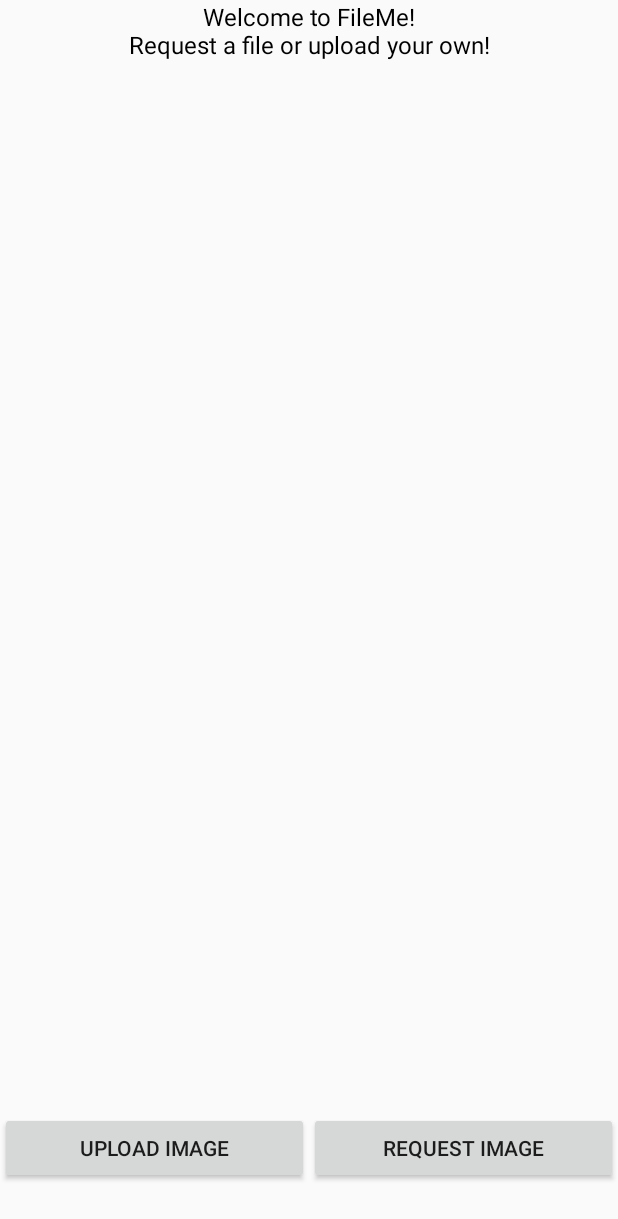
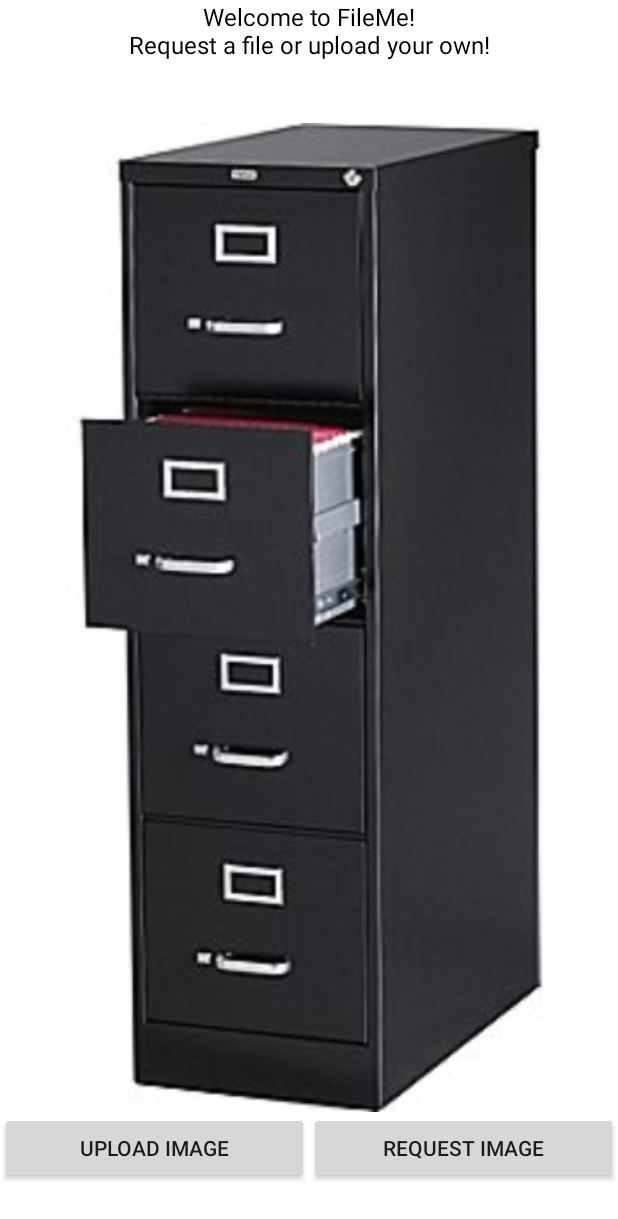
Before and after one commit to Joseph-W-E/FileMe, an Android app: the screen it shows after launch (MainActivity), on a phone screen of 412 x 824 dp. Shown: the top 1219 px of the screen. Run offline under Robolectric (Android 15) with nearby library versions, the phone set to English and light mode, and no system bars.

Commit message:
Finished Homescreen

```diff
--- a/FileMe/app/src/main/java/com/example/joey/fileme/MainActivity.java
+++ b/FileMe/app/src/main/java/com/example/joey/fileme/MainActivity.java
@@ -2,9 +2,13 @@ package com.example.joey.fileme;
 
 import android.app.Activity;
 import android.content.Intent;
+import android.graphics.Bitmap;
+import android.graphics.drawable.BitmapDrawable;
+import android.media.Image;
 import android.support.v7.app.AppCompatActivity;
 import android.os.Bundle;
 import android.view.View;
+import android.widget.ImageView;
 
 import com.example.joey.fileme.request_image.RequestImageActivity;
 import com.example.joey.fileme.upload_image.UploadImageActivity;
@@ -15,6 +19,8 @@ public class MainActivity extends Activity {
     protected void onCreate(Bundle savedInstanceState) {
         super.onCreate(savedInstanceState);
         setContentView(R.layout.activity_main);
+        ImageView i = (ImageView) findViewById(R.id.background);
+        i.setImageBitmap(((BitmapDrawable)getDrawable(R.drawable.filecabinet)).getBitmap());
     }
 
     public void launchRequestImageActivity(View v) {
--- a/FileMe/app/src/main/res/layout/activity_main.xml
+++ b/FileMe/app/src/main/res/layout/activity_main.xml
@@ -12,21 +12,22 @@
     <TextView
         android:text="Welcome to FileMe!\nRequest a file or upload your own!"
         android:textAlignment="center"
-        android:textSize="16dp"
+        android:textSize="16sp"
         android:textColor="@color/black"
         android:layout_width="match_parent"
         android:layout_height="0dp"
         android:layout_alignParentTop="true"
         android:layout_centerHorizontal="true"
         android:id="@+id/title"
-        android:layout_weight="0.10"/>
+        android:layout_weight="0.10"
+        android:background="@color/white"/>
 
     <ImageView
         android:layout_width="match_parent"
         android:layout_height="0dp"
-        app:srcCompat="@drawable/filecabinet"
         android:id="@+id/background"
         android:layout_weight=".8"
+        android:scaleType="centerCrop"
         />
 
     <LinearLayout
@@ -34,7 +35,8 @@
         android:layout_width="match_parent"
         android:layout_height="0dp"
         android:layout_weight=".1"
-        android:weightSum="1">
+        android:weightSum="1"
+        android:background="@color/white">
 
         <Button
             android:id="@+id/main_activity_btn_upload_image"
--- a/FileMe/app/src/main/res/values/colors.xml
+++ b/FileMe/app/src/main/res/values/colors.xml
@@ -4,5 +4,7 @@
     <color name="colorPrimaryDark">#303F9F</color>
     <color name="colorAccent">#FF4081</color>
     <color name="black">#000000</color>
+    <color name="white">#FFFFFF</color>
+
 
 </resources>
```
